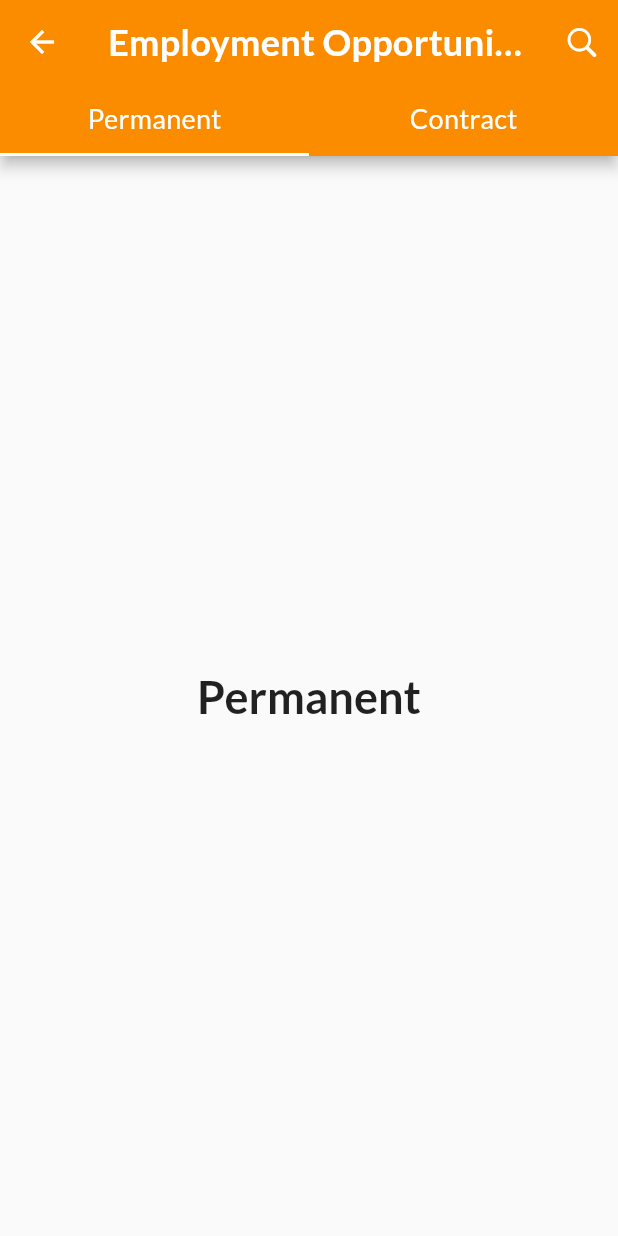
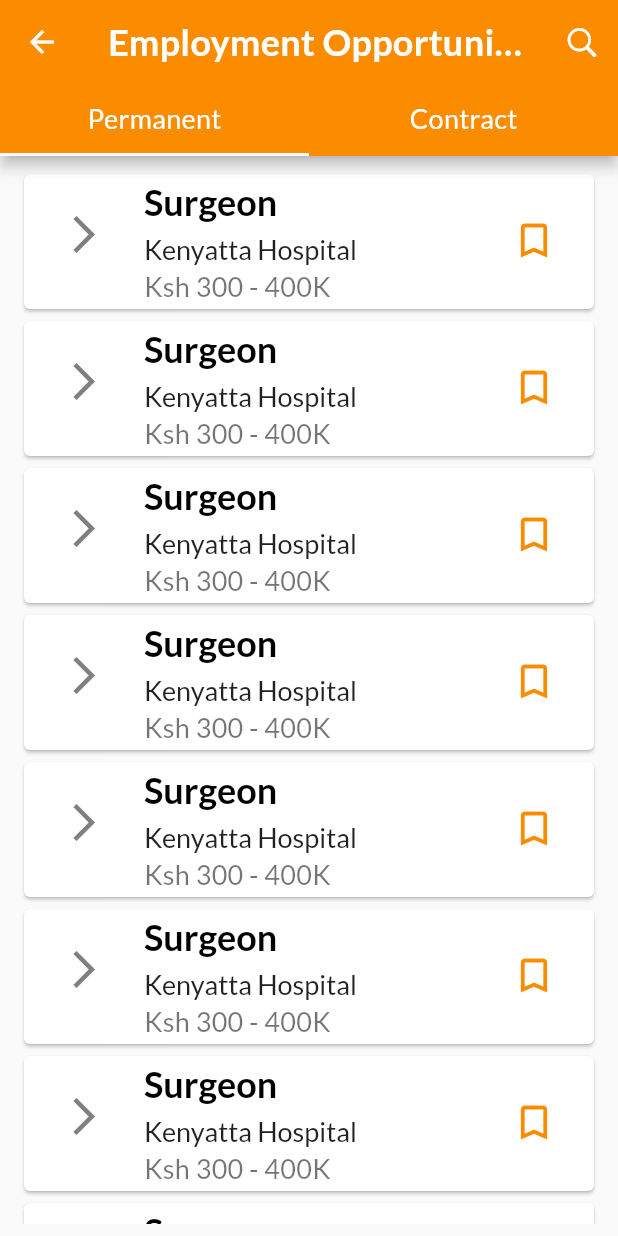
Before and after one commit to CarltonK/doctors_of_kenya, a Flutter app: the EmploymentScreen screen opened directly, on a phone screen of 412 x 824 dp. Run offline on Flutter 3.47's test engine with Material 2 defaults, Android fonts, the phone set to English and light mode, and no system bars; our stand-ins replace cached_network_image, firebase_core, flutter_spinkit, google_fonts; accounts and stored records are empty.

Commit message:
employment page is up

```diff
--- /dev/null
+++ b/lib/screens/home/emploment_opportunities/contract_employment_screen.dart
@@ -0,0 +1,27 @@
+import 'package:flutter/material.dart';
+import 'package:doctors_of_kenya/widgets/widgets.dart';
+
+class ContractEmploymentScreen extends StatelessWidget {
+  @override
+  Widget build(BuildContext context) {
+    return Padding(
+      padding: const EdgeInsets.symmetric(horizontal: 12, vertical: 8),
+      child: ListView(
+        children: [
+          JobPostCard(),
+          JobPostCard(),
+          JobPostCard(),
+          JobPostCard(),
+          JobPostCard(),
+          JobPostCard(),
+          JobPostCard(),
+          JobPostCard(),
+          JobPostCard(),
+          JobPostCard(),
+          JobPostCard(),
+          JobPostCard(),
+        ],
+      ),
+    );
+  }
+}
--- /dev/null
+++ b/lib/screens/home/emploment_opportunities/employment.dart
@@ -0,0 +1,3 @@
+export 'employment_screen.dart';
+export 'contract_employment_screen.dart';
+export 'permanent_employment_screen.dart';
--- /dev/null
+++ b/lib/screens/home/emploment_opportunities/employment_screen.dart
@@ -0,0 +1,47 @@
+import 'package:doctors_of_kenya/screens/home/home.dart';
+import 'package:doctors_of_kenya/widgets/widgets.dart';
+import 'package:flutter/cupertino.dart';
+import 'package:flutter/material.dart';
+
+class EmploymentScreen extends StatelessWidget {
+  Widget _tabHeaders() {
+    return TabBar(
+      tabs: [
+        TabWidget(title: 'Permanent'),
+        TabWidget(title: 'Contract'),
+      ],
+    );
+  }
+
+  final List<Widget> _pages = [
+    PermanentEmploymentScreen(),
+    ContractEmploymentScreen()
+  ];
+
+  @override
+  Widget build(BuildContext context) {
+    return DefaultTabController(
+      length: 2,
+      child: Scaffold(
+        appBar: AppBar(
+          backgroundColor: Theme.of(context).accentColor,
+          title: Text(
+            'Employment Opportunities',
+            style: Theme.of(context).textTheme.headline3,
+          ),
+          actions: [
+            CircleButton(
+              icon: CupertinoIcons.search,
+              onPressed: () => print('Search'),
+              tooltip: 'Search',
+            ),
+          ],
+          bottom: _tabHeaders(),
+        ),
+        body: TabBarView(
+          children: _pages,
+        ),
+      ),
+    );
+  }
+}
--- /dev/null
+++ b/lib/screens/home/emploment_opportunities/permanent_employment_screen.dart
@@ -0,0 +1,27 @@
+import 'package:doctors_of_kenya/widgets/widgets.dart';
+import 'package:flutter/material.dart';
+
+class PermanentEmploymentScreen extends StatelessWidget {
+  @override
+  Widget build(BuildContext context) {
+    return Padding(
+      padding: const EdgeInsets.symmetric(horizontal: 12, vertical: 8),
+      child: ListView(
+        children: [
+          JobPostCard(),
+          JobPostCard(),
+          JobPostCard(),
+          JobPostCard(),
+          JobPostCard(),
+          JobPostCard(),
+          JobPostCard(),
+          JobPostCard(),
+          JobPostCard(),
+          JobPostCard(),
+          JobPostCard(),
+          JobPostCard(),
+        ],
+      ),
+    );
+  }
+}
--- a/lib/screens/home/employment_screen.dart
+++ /dev/null
@@ -1,56 +0,0 @@
-import 'package:doctors_of_kenya/widgets/widgets.dart';
-import 'package:flutter/cupertino.dart';
-import 'package:flutter/material.dart';
-
-class EmploymentScreen extends StatelessWidget {
-  Widget _tabHeaders() {
-    return TabBar(
-      tabs: [
-        TabWidget(title: 'Permanent'),
-        TabWidget(title: 'Contract'),
-      ],
-    );
-  }
-
-  @override
-  Widget build(BuildContext context) {
-    return DefaultTabController(
-      length: 2,
-      child: Scaffold(
-        appBar: AppBar(
-          backgroundColor: Theme.of(context).accentColor,
-          title: Text(
-            'Employment Opportunities',
-            style: Theme.of(context).textTheme.headline3,
-          ),
-          actions: [
-            CircleButton(
-              icon: CupertinoIcons.search,
-              onPressed: () => print('Search'),
-              tooltip: 'Search',
-            ),
-          ],
-          bottom: _tabHeaders(),
-        ),
-        body: TabBarView(
-          children: [
-            Container(
-              alignment: Alignment.center,
-              child: Text(
-                "Permanent",
-                style: Theme.of(context).textTheme.headline5,
-              ),
-            ),
-            Container(
-              alignment: Alignment.center,
-              child: Text(
-                "Contract",
-                style: Theme.of(context).textTheme.headline5,
-              ),
-            ),
-          ],
-        ),
-      ),
-    );
-  }
-}
--- a/lib/screens/home/home.dart
+++ b/lib/screens/home/home.dart
@@ -5,4 +5,4 @@ export 'concierge_screen.dart';
 export 'store_screen.dart';
 export 'resources_screen.dart';
 export 'patient_center_screen.dart';
-export 'employment_screen.dart';
+export 'emploment_opportunities/employment.dart';
--- a/lib/widgets/circle_button.dart
+++ b/lib/widgets/circle_button.dart
@@ -2,6 +2,7 @@ import 'package:flutter/material.dart';
 
 class CircleButton extends StatelessWidget {
   final IconData icon;
+  final Color color;
   final double iconSize;
   final Function onPressed;
   final String tooltip;
@@ -10,6 +11,7 @@ class CircleButton extends StatelessWidget {
     Key key,
     @required this.icon,
     @required this.onPressed,
+    this.color,
     this.iconSize,
     this.tooltip,
   }) : super(key: key);
@@ -17,7 +19,7 @@ class CircleButton extends StatelessWidget {
   @override
   Widget build(BuildContext context) {
     return IconButton(
-      icon: Icon(icon, color: Colors.white),
+      icon: Icon(icon, color: color != null ? color : Colors.white),
       iconSize: iconSize ?? 24,
       onPressed: onPressed,
       tooltip: tooltip,
--- /dev/null
+++ b/lib/widgets/job_post_card.dart
@@ -0,0 +1,55 @@
+import 'package:doctors_of_kenya/widgets/widgets.dart';
+import 'package:flutter/material.dart';
+
+class JobPostCard extends StatelessWidget {
+  @override
+  Widget build(BuildContext context) {
+    return Card(
+      child: ListTile(
+        onTap: () => print("I want to view this job"),
+        leading: CircleButton(
+          icon: Icons.arrow_forward_ios,
+          iconSize: 30,
+          color: Colors.black.withOpacity(0.5),
+          onPressed: null,
+        ),
+        title: Text(
+          "Surgeon",
+          style: Theme.of(context).textTheme.headline4,
+        ),
+        subtitle: Column(
+          mainAxisSize: MainAxisSize.min,
+          crossAxisAlignment: CrossAxisAlignment.start,
+          children: [
+            const SizedBox(
+              height: 6,
+            ),
+            Text(
+              "Kenyatta Hospital",
+              style: Theme.of(context).textTheme.subtitle1,
+            ),
+            const SizedBox(
+              height: 3,
+            ),
+            Text(
+              "Ksh 300 - 400K",
+              // style: Theme.of(context).textTheme.subtitle1,
+            )
+          ],
+        ),
+        isThreeLine: true,
+        trailing: Column(
+          mainAxisAlignment: MainAxisAlignment.center,
+          children: [
+            CircleButton(
+              icon: Icons.bookmark_border,
+              iconSize: 30,
+              color: Theme.of(context).accentColor,
+              onPressed: () => print("I want to bookmark this job"),
+            )
+          ],
+        ),
+      ),
+    );
+  }
+}
--- a/lib/widgets/widgets.dart
+++ b/lib/widgets/widgets.dart
@@ -6,3 +6,4 @@ export 'doctors_list.dart';
 export 'institutions_list.dart';
 export 'app_drawer.dart';
 export 'tab_widget.dart';
+export 'job_post_card.dart';
```
